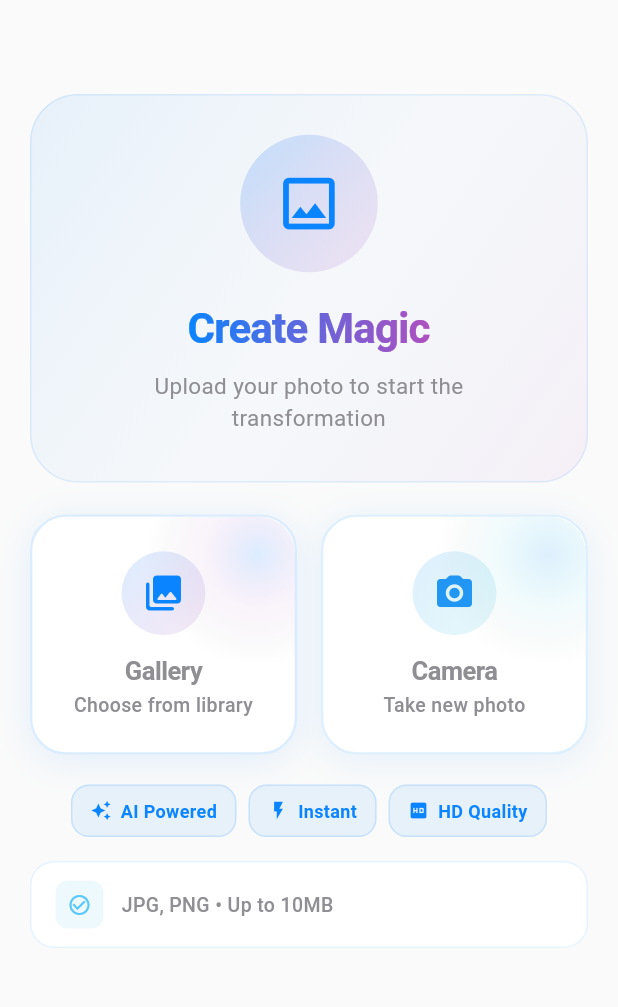
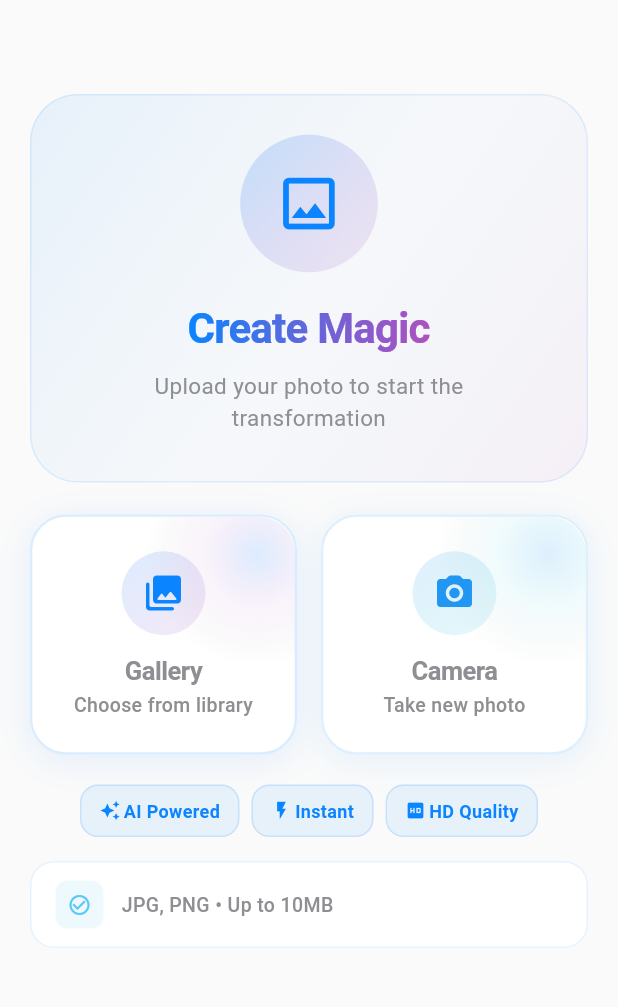
Before and after one commit to elandramaulana/pixcraft, a Flutter app: the screen it shows after launch, on a phone screen of 412 x 824 dp, the part 129-1136 px from its top. Run offline on Flutter 3.47's test engine with Material 3 defaults, Android fonts, the phone set to English and light mode, and no system bars; our stand-ins replace cached_network_image, cloud_firestore, cloud_functions, firebase_auth, firebase_core, firebase_storage and 4 more; missing offline and left inert: image_gallery_saver_plus; accounts and stored records are empty; network calls fail.

Commit message:
upload section

```diff
--- a/lib/features/photo_generation/presentation/widgets/upload_section.dart
+++ b/lib/features/photo_generation/presentation/widgets/upload_section.dart
@@ -335,7 +335,7 @@ class _UploadSectionState extends ConsumerState<UploadSection>
                 size: 14,
                 color: AppColors.primary,
               ),
-              const SizedBox(width: 6),
+              const SizedBox(width: 2),
               Text(
                 feature['text'] as String,
                 style: TextStyle(
```
